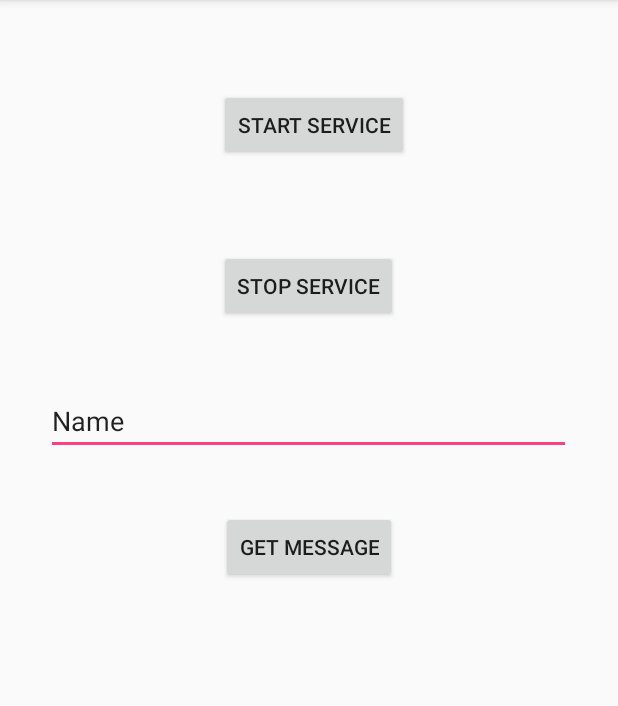
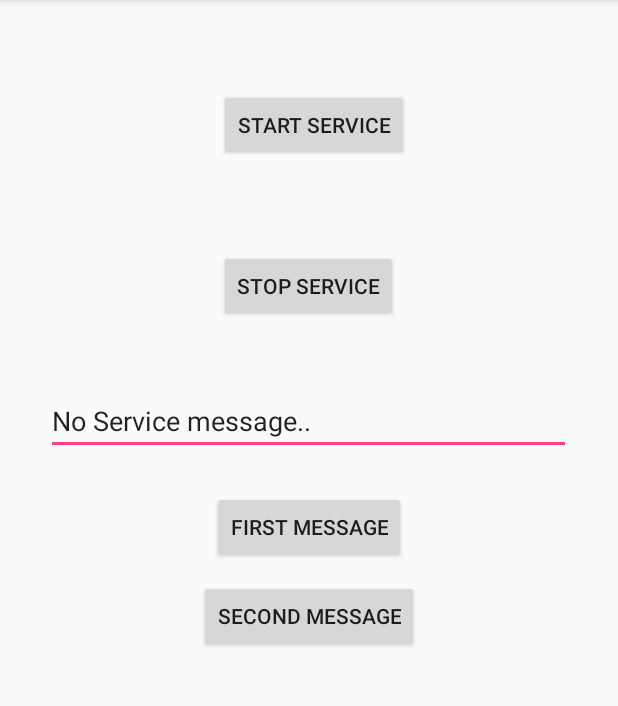
Before and after one commit to paulonova/UnderstandingServices, an Android app: the screen it shows after launch (MainActivity), on a phone screen of 412 x 824 dp, the part 84-790 px from its top. Run offline under Robolectric (Android 15) with nearby library versions, the phone set to English and light mode, and no system bars; 1 statement that could not run was skipped.

Commit message:
Bound Service

```diff
--- a/app/src/main/AndroidManifest.xml
+++ b/app/src/main/AndroidManifest.xml
@@ -23,6 +23,8 @@
 
         <service android:name=".MyServiceIntent"
             android:exported="false">
+        </service>
+        <service android:name=".MyBoundService">
 
         </service>
     </application>
--- a/app/src/main/java/se/paulo/understandingservices/MainActivity.java
+++ b/app/src/main/java/se/paulo/understandingservices/MainActivity.java
@@ -1,6 +1,10 @@
 package se.paulo.understandingservices;
 
+import android.content.ComponentName;
+import android.content.Context;
 import android.content.Intent;
+import android.content.ServiceConnection;
+import android.os.IBinder;
 import android.support.v7.app.AppCompatActivity;
 import android.os.Bundle;
 import android.view.View;
@@ -9,20 +13,25 @@ import android.widget.EditText;
 
 public class MainActivity extends AppCompatActivity {
 
-    Button startBtn, stopBtn;
+    Button startBtn, stopBtn, firstMsgBtn, secondMsgBtn;
     EditText getMessageEdt;
-    MyService myService;
+    MyBoundService myBoundService;
+    boolean isBind = false;
+
 
     @Override
     protected void onCreate(Bundle savedInstanceState) {
         super.onCreate(savedInstanceState);
         setContentView(R.layout.activity_main);
 
-        myService = new MyService();
-
         startBtn = (Button)findViewById(R.id.button);
         stopBtn = (Button)findViewById(R.id.button2);
+        firstMsgBtn = (Button)findViewById(R.id.button3);
+        secondMsgBtn = (Button)findViewById(R.id.button4);
         getMessageEdt = (EditText)findViewById(R.id.editText);
+
+        Intent intent = new Intent(this, MyBoundService.class);
+        bindService(intent, mConnection, Context.BIND_AUTO_CREATE);
 
     }
 
@@ -38,12 +47,42 @@ public class MainActivity extends AppCompatActivity {
 
     }
 
-//    public void getMessage(View v){
-//        myService.testIfServiceWorks(getMessageEdt.getText().toString());
-//
-//    }
+
+    public void getFirstMessage(View v){
+        String message = myBoundService.getFirstMessage();
+        getMessageEdt.setText(message);
+
+    }
 
 
+    public void getSecondMessage(View v){
+        String message = myBoundService.getSecondMessage();
+        getMessageEdt.setText(message);
+    }
 
 
+    private ServiceConnection mConnection = new ServiceConnection() {
+        @Override
+        public void onServiceConnected(ComponentName componentName, IBinder service) {
+
+            MyBoundService.LocalService localService = (MyBoundService.LocalService) service;
+            myBoundService = localService.getService();
+            isBind = true;
+        }
+
+        @Override
+        public void onServiceDisconnected(ComponentName componentName) {
+            isBind=false;
+        }
+    };
+
+
+    @Override
+    protected void onStop() {
+        super.onStop();
+        if(isBind){
+            unbindService(mConnection);
+            isBind=false;
+        }
+    }
 }
--- a/app/src/main/res/layout/activity_main.xml
+++ b/app/src/main/res/layout/activity_main.xml
@@ -36,15 +36,26 @@
         android:layout_marginTop="43dp"
         android:ems="10"
         android:inputType="textPersonName"
-        android:text="Name" />
+        android:text="No Service message.." />
 
     <Button
         android:id="@+id/button3"
         android:layout_width="wrap_content"
         android:layout_height="wrap_content"
-        android:layout_marginTop="37dp"
-        android:text="Get Message"
+        android:layout_marginTop="24dp"
+        android:text="FIRST MESSAGE"
+        android:onClick="getFirstMessage"
         android:layout_below="@+id/editText"
         android:layout_centerHorizontal="true" />
 
+    <Button
+        android:id="@+id/button4"
+        android:layout_width="wrap_content"
+        android:layout_height="wrap_content"
+        android:text="SECOND MESSAGE"
+        android:layout_marginTop="11dp"
+        android:onClick="getSecondMessage"
+        android:layout_below="@+id/button3"
+        android:layout_centerHorizontal="true" />
+
 </RelativeLayout>
```
Also changed, not shown: app/src/main/java/se/paulo/understandingservices/MyBoundService.java (added, +51 -0 lines).
